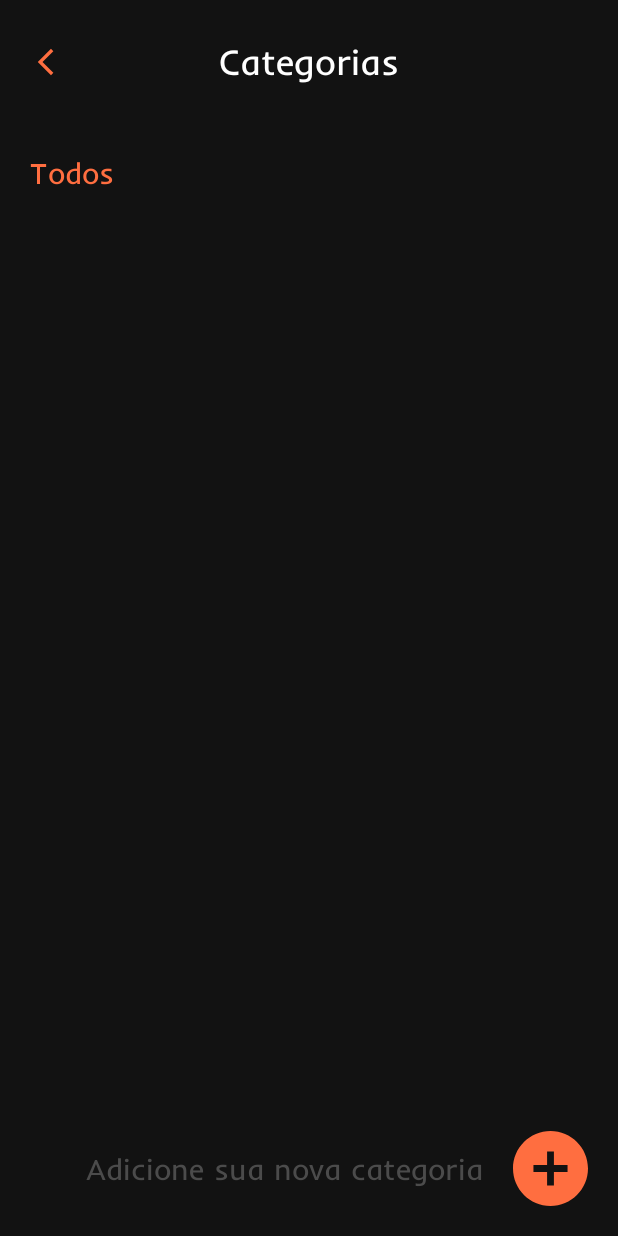
After one commit to lucasar2303/SimpleNotes, an Android app: the CategoryActivity screen opened directly, with no data from a screen before it, on a phone screen of 412 x 824 dp. The commit adds this screen. Run offline under Robolectric (Android 15) with nearby library versions, the phone set to English and light mode, and no system bars; 1 statement that could not run was skipped.

Commit message:
Category Activity + Mostrar e criar categorias

```diff
--- a/app/src/main/AndroidManifest.xml
+++ b/app/src/main/AndroidManifest.xml
@@ -13,6 +13,9 @@
         android:supportsRtl="true"
         android:theme="@style/Theme.Splash"
         tools:targetApi="31">
+        <activity
+            android:name=".CategoryActivity"
+            android:exported="false" />
         <activity
             android:name=".AddActivity"
             android:exported="false" />
--- /dev/null
+++ b/app/src/main/java/com/example/simplenotes/CategoryActivity.java
@@ -0,0 +1,128 @@
+package com.example.simplenotes;
+
+import androidx.appcompat.app.AlertDialog;
+import androidx.appcompat.app.AppCompatActivity;
+import androidx.core.content.ContextCompat;
+import androidx.core.splashscreen.SplashScreen;
+import androidx.recyclerview.widget.LinearLayoutManager;
+import androidx.recyclerview.widget.RecyclerView;
+
+import android.content.Intent;
+import android.os.Bundle;
+import android.util.Log;
+import android.view.LayoutInflater;
+import android.view.View;
+import android.widget.EditText;
+import android.widget.LinearLayout;
+import android.widget.TextView;
+import android.widget.Toast;
+
+import com.example.simplenotes.adapter.CategoryAdapter;
+import com.example.simplenotes.adapter.NoteAdapter;
+import com.example.simplenotes.databinding.ActivityCategoryBinding;
+import com.example.simplenotes.helper.CategoryDAO;
+import com.example.simplenotes.helper.NoteDAO;
+import com.example.simplenotes.model.Category;
+import com.example.simplenotes.model.Note;
+
+import java.text.SimpleDateFormat;
+import java.util.ArrayList;
+import java.util.Date;
+import java.util.List;
+
+public class CategoryActivity extends AppCompatActivity {
+
+    ActivityCategoryBinding binding;
+
+    private RecyclerView recyclerView;
+    private CategoryAdapter categoryAdapter;
+    private List<Category> listCategory = new ArrayList<>();
+
+    @Override
+    protected void onCreate(Bundle savedInstanceState) {
+        SplashScreen.installSplashScreen(this);
+        super.onCreate(savedInstanceState);
+        binding = ActivityCategoryBinding.inflate(getLayoutInflater());
+        setContentView(binding.getRoot());
+
+        recyclerView = binding.recyclerCategory;
+
+        binding.btnAdd.setOnClickListener(view -> {
+            showDialogFilter(1);});
+
+        binding.btnBack.setOnClickListener(view -> {
+            Intent intent = new Intent(getApplicationContext(), MainActivity.class);
+            startActivity(intent);
+            finish();
+        });
+    }
+
+    @Override
+    protected void onStart() {
+        setlistNotes();
+        super.onStart();
+    }
+
+
+    public void setlistNotes(){
+        //Listar tarefas
+        CategoryDAO categoryDAO = new CategoryDAO(getApplicationContext());
+        listCategory = categoryDAO.list();
+
+        Log.e("INFO", listCategory.get(0).getName().toString());
+
+        //Configurar adapter
+        categoryAdapter = new CategoryAdapter(listCategory, getApplicationContext());
+
+        //recycler
+        RecyclerView.LayoutManager layoutManager = new LinearLayoutManager(getApplicationContext());
+        recyclerView.setLayoutManager(layoutManager);
+        recyclerView.setHasFixedSize(true);
+        recyclerView.setAdapter(categoryAdapter);
+    }
+
+
+    private void showDialogFilter(int i){
+        AlertDialog.Builder builder = new AlertDialog.Builder(CategoryActivity.this, R.style.AlertDialogTheme);
+        View view = LayoutInflater.from(CategoryActivity.this).inflate(R.layout.dialog_new_category, (LinearLayout)findViewById(R.id.dialogLinearLayout));
+        builder.setView(view);
+
+        final AlertDialog alertDialog = builder.create();
+
+        if (i == 1){
+            view.findViewById(R.id.btnSave).setOnClickListener(view12 -> {
+                EditText title = (EditText) view.findViewById(R.id.etName);
+                String name = title.getText().toString();
+
+                List<Category> categories = new ArrayList<>();
+                CategoryDAO categoryDAO = new CategoryDAO(getApplicationContext());
+                categories = categoryDAO.list();
+                boolean supName = false;
+                for (int u = 0; u<categories.size(); u++){
+                    if (categories.get(u).getName().equals(name)) {
+                        supName = true;
+                    }
+                }
+                if (supName==false){
+                    Category category = new Category();
+                    category.setName(name);
+                    categoryDAO.save(category);
+                    alertDialog.dismiss();
+                    setlistNotes();
+                }else{
+                    Toast.makeText(this, "Essa categoria ja existe", Toast.LENGTH_SHORT).show();
+                }
+            });
+        }
+
+        if (i == 2){
+
+            view.findViewById(R.id.btnSave).setOnClickListener(view1 -> {
+
+            });
+        }
+
+        alertDialog.show();
+    }
+
+}
--- a/app/src/main/java/com/example/simplenotes/MainActivity.java
+++ b/app/src/main/java/com/example/simplenotes/MainActivity.java
@@ -48,6 +48,7 @@ public class MainActivity extends AppCompatActivity {
         binding.btnFilter.setOnClickListener(view -> showDialogFilter());
         binding.btnSearch.setOnClickListener(view -> newActivty(SearchActivity.class));
         binding.btnAdd.setOnClickListener(view -> newActivty(AddActivity.class));
+        binding.btnCategory.setOnClickListener(view -> newActivty(CategoryActivity.class));
     }
 
     @Override
@@ -123,10 +124,6 @@ public class MainActivity extends AppCompatActivity {
         alertDialog.show();
     }
 
-    private void selecFilter(int i){
-        filterSup = i;
-    }
-
     private void newActivty(Class c ){
         Intent intent = new Intent(getApplicationContext(), c);
         startActivity(intent);
--- /dev/null
+++ b/app/src/main/java/com/example/simplenotes/adapter/CategoryAdapter.java
@@ -0,0 +1,97 @@
+package com.example.simplenotes.adapter;
+
+import android.content.Context;
+import android.util.Log;
+import android.view.LayoutInflater;
+import android.view.View;
+import android.view.ViewGroup;
+import android.widget.EditText;
+import android.widget.ImageView;
+import android.widget.LinearLayout;
+import android.widget.TextView;
+import android.widget.Toast;
+
+import androidx.annotation.NonNull;
+import androidx.appcompat.app.AlertDialog;
+import androidx.recyclerview.widget.LinearLayoutManager;
+import androidx.recyclerview.widget.RecyclerView;
+
+import com.example.simplenotes.CategoryActivity;
+import com.example.simplenotes.R;
+import com.example.simplenotes.helper.CategoryDAO;
+import com.example.simplenotes.helper.NoteDAO;
+import com.example.simplenotes.model.Category;
+import com.example.simplenotes.model.Note;
+
+import java.util.ArrayList;
+import java.util.List;
+
+public class CategoryAdapter extends RecyclerView.Adapter<CategoryAdapter.MyViewHolder> {
+
+    private List<Category> listCategory;
+    private Context context;
+
+    public CategoryAdapter(List<Category> list, Context context) {
+        this.listCategory = list;
+        this.context = context;
+    }
+
+    @NonNull
+    @Override
+    public CategoryAdapter.MyViewHolder onCreateViewHolder(@NonNull ViewGroup parent, int viewType) {
+
+        View itemList = LayoutInflater.from(parent.getContext()).inflate(R.layout.item_category, parent, false);
+        return new CategoryAdapter.MyViewHolder(itemList);
+    }
+
+    @Override
+    public void onBindViewHolder(@NonNull CategoryAdapter.MyViewHolder holder, int position) {
+
+        Category category = listCategory.get(position);
+
+        holder.tvName.setText(category.getName());
+//        holder.imgDelete.setOnClickListener(new View.OnClickListener() {
+//            @Override
+//            public void onClick(View view) {
+//                CategoryDAO categoryDAO = new CategoryDAO(context);
+//                NoteDAO noteDAO = new NoteDAO(context);
+//                String nameCategory = holder.tvName.getText().toString();
+//                boolean categorySup = false;
+//
+//                List<Note> listNotes;
+//                listNotes = noteDAO.list(1, "", false);
+//
+//
+//                for (int i = 0 ; i<listNotes.size(); i++){
+//                    if (nameCategory.equals(listNotes.get(i).getName())){
+//                        Toast.makeText(context, "Delete todas as notas dessa categoria primeiro", Toast.LENGTH_SHORT).show();
+//                        categorySup = true;
+//                    }
+//                    if (!categorySup){
+//                        categoryDAO.delete(category);
+//                    }
+//                }
+//
+//            }
+//        });
+    }
+
+    @Override
+    public int getItemCount() {
+        return this.listCategory.size();
+    }
+
+    public class MyViewHolder extends RecyclerView.ViewHolder{
+
+        TextView tvName;
+        ImageView imgDelete;
+
+        public MyViewHolder(@NonNull View itemView) {
+            super(itemView);
+
+            tvName = itemView.findViewById(R.id.tvNameCategory);
+            imgDelete = itemView.findViewById(R.id.imgDelete);
+
+        }
+    }
+}
--- /dev/null
+++ b/app/src/main/java/com/example/simplenotes/helper/CategoryDAO.java
@@ -0,0 +1,79 @@
+package com.example.simplenotes.helper;
+
+import android.annotation.SuppressLint;
+import android.content.ContentValues;
+import android.content.Context;
+import android.database.Cursor;
+import android.database.sqlite.SQLiteDatabase;
+import android.util.Log;
+
+import com.example.simplenotes.model.Category;
+import com.example.simplenotes.model.Note;
+
+import java.util.ArrayList;
+import java.util.List;
+
+public class CategoryDAO implements ICategoryDAO{
+
+    private SQLiteDatabase write;
+    private SQLiteDatabase read;
+
+    public CategoryDAO(Context context){
+        Dbhelper dbhelper = new Dbhelper(context);
+        write = dbhelper.getWritableDatabase();
+        read = dbhelper.getReadableDatabase();
+    }
+    @Override
+    public boolean save(Category category) {
+        ContentValues cv = new ContentValues();
+        cv.put("name", category.getName());
+        try {
+            Log.e("INFO", "Sucesso ao salvar Categoria");
+            write.insert(Dbhelper.TABELA_CATEGORY, null, cv );
+        }catch (Exception e){
+            Log.e("INFO", "ERRO AO SALVAR CATEGORIA" + e.getMessage());
+            return false;
+        }
+
+
+        return true;
+    }
+
+    @Override
+    public boolean update(Category category) {
+        return false;
+    }
+
+    @Override
+    public boolean delete(Category category) {
+//        try{
+//            String[] args =
+//        }catch (Exception e){
+//            Log.e("INFO", "Erro ao deletar categoria"+ e.getMessage());
+//            return false
+//        }
+        return true;
+    }
+
+    @Override
+    public List<Category> list() {
+        List<Category> categories = new ArrayList<>();
+        String sql = "SELECT * FROM " + Dbhelper.TABELA_CATEGORY + " WHERE 1=1 ;";
+
+        Cursor c = read.rawQuery(sql, null);
+        while (c.moveToNext()){
+            Category category = new Category();
+
+            @SuppressLint("Range") Long id = c.getLong( c.getColumnIndex("id") );
+            @SuppressLint("Range") String name = c.getString( c.getColumnIndex("name") );
+
+            category.setId(id);
+            category.setName(name);
+
+            categories.add(category);
+
+        }
+        return categories;
+
+    }
+}
--- /dev/null
+++ b/app/src/main/java/com/example/simplenotes/helper/ICategoryDAO.java
@@ -0,0 +1,13 @@
+package com.example.simplenotes.helper;
+
+import com.example.simplenotes.model.Category;
+import com.example.simplenotes.model.Note;
+
+import java.util.List;
+
+public interface ICategoryDAO {
+    public boolean save(Category category);
+    public boolean update(Category category);
+    public boolean delete(Category category);
+    public List<Category> list();
+}
--- /dev/null
+++ b/app/src/main/res/layout/activity_category.xml
@@ -0,0 +1,92 @@
+<?xml version="1.0" encoding="utf-8"?>
+<androidx.constraintlayout.widget.ConstraintLayout xmlns:android="http://schemas.android.com/apk/res/android"
+    xmlns:app="http://schemas.android.com/apk/res-auto"
+    xmlns:tools="http://schemas.android.com/tools"
+    android:layout_width="match_parent"
+    android:layout_height="match_parent"
+    tools:context=".CategoryActivity"
+    android:background="@color/blackBg">
+
+    <ImageButton
+        android:id="@+id/btnBack"
+        android:layout_width="wrap_content"
+        android:layout_height="wrap_content"
+        android:background="@color/blackBg"
+        android:padding="20dp"
+        app:layout_constraintBottom_toTopOf="@+id/guideline4"
+        app:layout_constraintStart_toStartOf="parent"
+        app:layout_constraintTop_toTopOf="parent"
+        app:srcCompat="@drawable/ic_back" />
+
+    <androidx.constraintlayout.widget.Guideline
+        android:id="@+id/guideline4"
+        android:layout_width="wrap_content"
+        android:layout_height="wrap_content"
+        android:orientation="horizontal"
+        app:layout_constraintGuide_percent="0.10" />
+
+    <TextView
+        android:id="@+id/tvCategory"
+        android:layout_width="wrap_content"
+        android:layout_height="wrap_content"
+        android:text="Categorias"
+        android:fontFamily="@font/inder"
+        android:textColor="@color/white"
+        android:textSize="24dp"
+        app:layout_constraintBottom_toTopOf="@+id/guideline4"
+        app:layout_constraintEnd_toEndOf="parent"
+        app:layout_constraintStart_toStartOf="@+id/btnBack"
+        app:layout_constraintTop_toTopOf="parent" />
+
+    <TextView
+        android:id="@+id/tvAll"
+        android:layout_width="0dp"
+        android:layout_height="wrap_content"
+        android:fontFamily="@font/inder"
+        android:padding="20dp"
+        android:text="Todos"
+        android:textColor="@color/orange"
+        android:textSize="20dp"
+        app:layout_constraintEnd_toEndOf="parent"
+        app:layout_constraintStart_toStartOf="parent"
+        app:layout_constraintTop_toTopOf="@+id/guideline4" />
+
+    <androidx.recyclerview.widget.RecyclerView
+        android:id="@+id/recyclerCategory"
+        android:layout_width="0dp"
+        android:layout_height="0dp"
+        android:layout_marginBottom="10dp"
+        app:layout_constraintBottom_toTopOf="@+id/btnAdd"
+        app:layout_constraintEnd_toEndOf="parent"
+        app:layout_constraintStart_toStartOf="parent"
+        app:layout_constraintTop_toBottomOf="@+id/tvAll"
+        tools:listitem="@layout/item_category" />
+
+    <TextView
+        android:id="@+id/tvHelperText"
+        android:layout_width="0dp"
+        android:layout_height="wrap_content"
+        android:layout_marginEnd="20dp"
+        android:text="Adicione sua nova categoria"
+        android:fontFamily="@font/inder"
+        android:textColor="@color/grayText"
+        android:textAlignment="textEnd"
+        android:textSize="20dp"
+        app:layout_constraintBottom_toBottomOf="@+id/btnAdd"
+        app:layout_constraintEnd_toStartOf="@+id/btnAdd"
+        app:layout_constraintTop_toTopOf="@+id/btnAdd" />
+
+    <ImageButton
+        android:id="@+id/btnAdd"
+        android:layout_width="50dp"
+        android:layout_height="50dp"
+        android:scaleType="centerCrop"
+        android:background="@color/blackBg"
+        android:layout_marginEnd="20dp"
+        android:layout_marginBottom="20dp"
+        app:layout_constraintBottom_toBottomOf="parent"
+        app:layout_constraintEnd_toEndOf="parent"
+        app:srcCompat="@drawable/ic_add" />
+
+
+</androidx.constraintlayout.widget.ConstraintLayout>
```
Also changed, not shown: app/src/main/java/com/example/simplenotes/model/Category.java (added, +25 -0 lines), app/src/main/res/layout/dialog_new_category.xml (added, +36 -0 lines), app/src/main/res/layout/item_category.xml (added, +46 -0 lines).
